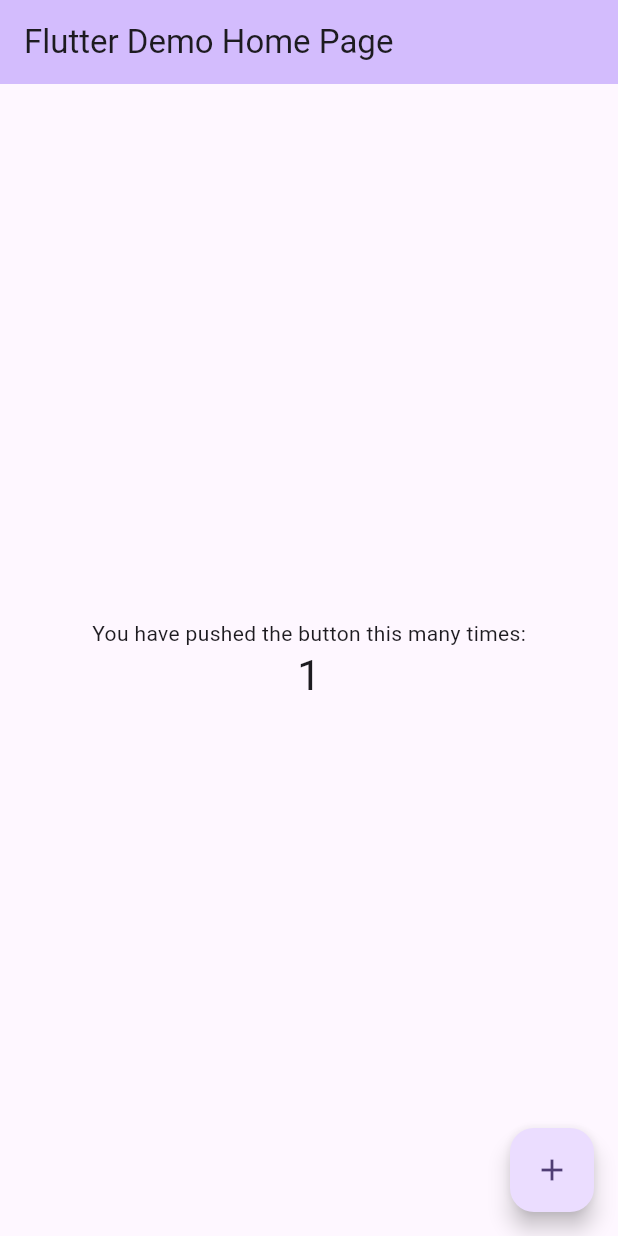
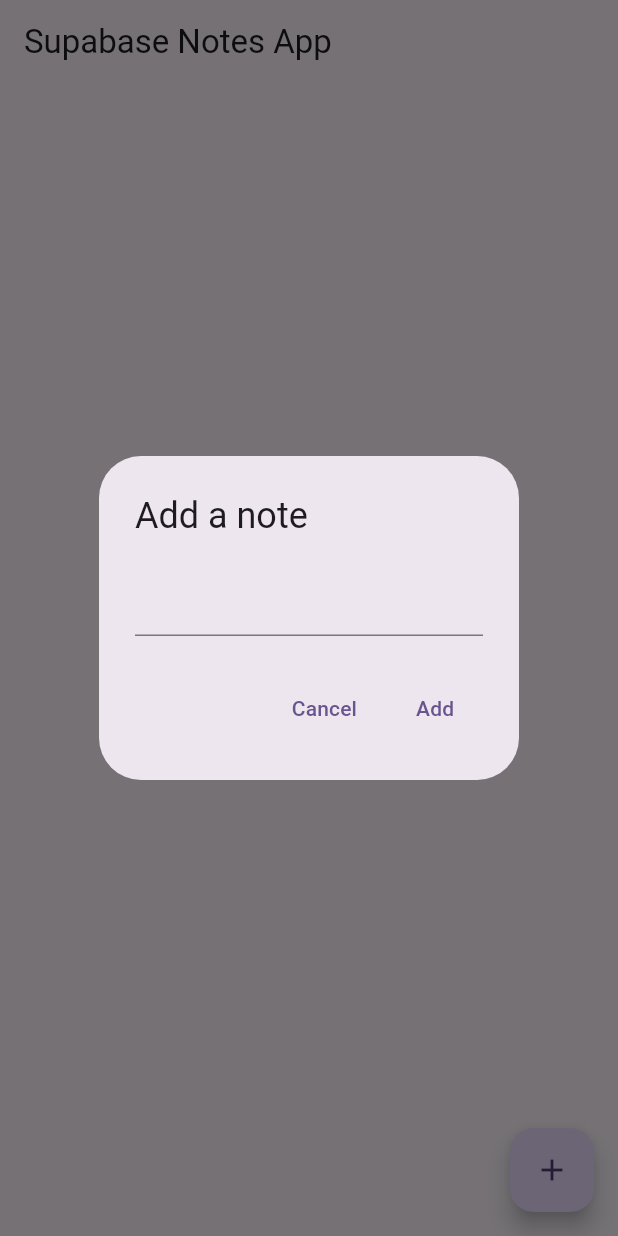
Before and after one commit to didierganthier/flutter_supabase_example, a Flutter app: the screen it shows after launch, after a tap on the "add" icon, on a phone screen of 412 x 824 dp. Run offline on Flutter 3.47's test engine with Material 3 defaults, Android fonts, the phone set to English and light mode, and no system bars; our stand-ins replace supabase_flutter; accounts and stored records are empty.

Commit message:
Save notes to Supabase DB

```diff
--- a/lib/main.dart
+++ b/lib/main.dart
@@ -1,6 +1,15 @@
 import 'package:flutter/material.dart';
+import 'package:supabase_flutter/supabase_flutter.dart';
+import 'secrets.dart';
 
-void main() {
+void main() async {
+  WidgetsFlutterBinding.ensureInitialized();
+
+  await Supabase.initialize(
+    url: SUPABASE_URL,
+    anonKey: SUPABASE_ANON_KEY,
+  );
+
   runApp(const MyApp());
 }
 
@@ -13,113 +22,61 @@ class MyApp extends StatelessWidget {
     return MaterialApp(
       title: 'Flutter Demo',
       theme: ThemeData(
-        // This is the theme of your application.
-        //
-        // TRY THIS: Try running your application with "flutter run". You'll see
-        // the application has a blue toolbar. Then, without quitting the app,
-        // try changing the seedColor in the colorScheme below to Colors.green
-        // and then invoke "hot reload" (save your changes or press the "hot
-        // reload" button in a Flutter-supported IDE, or press "r" if you used
-        // the command line to start the app).
-        //
-        // Notice that the counter didn't reset back to zero; the application
-        // state is not lost during the reload. To reset the state, use hot
-        // restart instead.
-        //
-        // This works for code too, not just values: Most code changes can be
-        // tested with just a hot reload.
         colorScheme: ColorScheme.fromSeed(seedColor: Colors.deepPurple),
         useMaterial3: true,
       ),
-      home: const MyHomePage(title: 'Flutter Demo Home Page'),
+      home: const MyHomePage(),
     );
   }
 }
 
 class MyHomePage extends StatefulWidget {
-  const MyHomePage({super.key, required this.title});
-
-  // This widget is the home page of your application. It is stateful, meaning
-  // that it has a State object (defined below) that contains fields that affect
-  // how it looks.
-
-  // This class is the configuration for the state. It holds the values (in this
-  // case the title) provided by the parent (in this case the App widget) and
-  // used by the build method of the State. Fields in a Widget subclass are
-  // always marked "final".
-
-  final String title;
+  const MyHomePage({super.key});
 
   @override
   State<MyHomePage> createState() => _MyHomePageState();
 }
 
 class _MyHomePageState extends State<MyHomePage> {
-  int _counter = 0;
-
-  void _incrementCounter() {
-    setState(() {
-      // This call to setState tells the Flutter framework that something has
-      // changed in this State, which causes it to rerun the build method below
-      // so that the display can reflect the updated values. If we changed
-      // _counter without calling setState(), then the build method would not be
-      // called again, and so nothing would appear to happen.
-      _counter++;
-    });
-  }
-
   @override
   Widget build(BuildContext context) {
-    // This method is rerun every time setState is called, for instance as done
-    // by the _incrementCounter method above.
-    //
-    // The Flutter framework has been optimized to make rerunning build methods
-    // fast, so that you can just rebuild anything that needs updating rather
-    // than having to individually change instances of widgets.
     return Scaffold(
       appBar: AppBar(
-        // TRY THIS: Try changing the color here to a specific color (to
-        // Colors.amber, perhaps?) and trigger a hot reload to see the AppBar
-        // change color while the other colors stay the same.
-        backgroundColor: Theme.of(context).colorScheme.inversePrimary,
-        // Here we take the value from the MyHomePage object that was created by
-        // the App.build method, and use it to set our appbar title.
-        title: Text(widget.title),
-      ),
-      body: Center(
-        // Center is a layout widget. It takes a single child and positions it
-        // in the middle of the parent.
-        child: Column(
-          // Column is also a layout widget. It takes a list of children and
-          // arranges them vertically. By default, it sizes itself to fit its
-          // children horizontally, and tries to be as tall as its parent.
-          //
-          // Column has various properties to control how it sizes itself and
-          // how it positions its children. Here we use mainAxisAlignment to
-          // center the children vertically; the main axis here is the vertical
-          // axis because Columns are vertical (the cross axis would be
-          // horizontal).
-          //
-          // TRY THIS: Invoke "debug painting" (choose the "Toggle Debug Paint"
-          // action in the IDE, or press "p" in the console), to see the
-          // wireframe for each widget.
-          mainAxisAlignment: MainAxisAlignment.center,
-          children: <Widget>[
-            const Text(
-              'You have pushed the button this many times:',
-            ),
-            Text(
-              '$_counter',
-              style: Theme.of(context).textTheme.headlineMedium,
-            ),
-          ],
+        title: const Text(
+          'Supabase Notes App',
         ),
       ),
+      body: Container(),
       floatingActionButton: FloatingActionButton(
-        onPressed: _incrementCounter,
-        tooltip: 'Increment',
+        onPressed: () async {
+          TextEditingController controller = TextEditingController();
+          showDialog(
+            context: context,
+            builder: (context) => AlertDialog(
+              title: const Text('Add a note'),
+              content: TextField(
+                controller: controller,
+              ),
+              actions: [
+                TextButton(
+                  onPressed: Navigator.of(context).pop,
+                  child: const Text('Cancel'),
+                ),
+                TextButton(
+                  onPressed: () async {
+                    await Supabase.instance.client
+                        .from('notes')
+                        .insert({'body': controller.text}).then(
+                            (value) => {Navigator.pop(context)});
+                  },
+                  child: const Text('Add'),
+                ),
+              ],
+            ),
+          );
+        },
         child: const Icon(Icons.add),
-      ), // This trailing comma makes auto-formatting nicer for build methods.
+      ),
     );
   }
 }
--- a/pubspec.yaml
+++ b/pubspec.yaml
@@ -35,6 +35,7 @@ dependencies:
   # The following adds the Cupertino Icons font to your application.
   # Use with the CupertinoIcons class for iOS style icons.
   cupertino_icons: ^1.0.2
+  supabase_flutter: ^2.0.2
 
 dev_dependencies:
   flutter_test:
```
Also changed, not shown: pubspec.lock, 9 other files.
